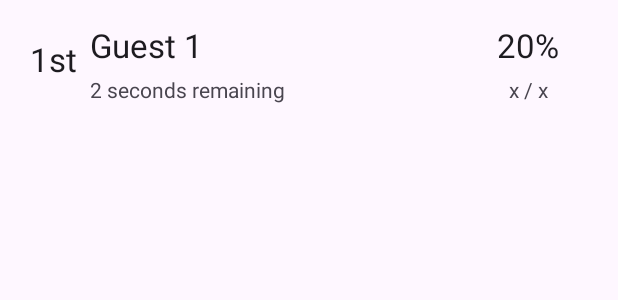
After one commit to muhammadasbirjcu/cp5307-edugames, an Android app: the layout score_list_item.xml on its own in the app's theme, with its tools: preview values and no code run, on a phone screen of 412 x 824 dp. The commit adds this screen. Shown: the top 300 px of the screen. Run offline under Robolectric (Android 15) with nearby library versions, the phone set to English and light mode, and no system bars.

Commit message:
Top Scores

```diff
--- /dev/null
+++ b/app/src/main/res/layout/score_list_item.xml
@@ -0,0 +1,63 @@
+<?xml version="1.0" encoding="utf-8"?>
+<androidx.constraintlayout.widget.ConstraintLayout xmlns:android="http://schemas.android.com/apk/res/android"
+    xmlns:app="http://schemas.android.com/apk/res-auto"
+    android:layout_width="match_parent"
+    android:paddingHorizontal="20dp"
+    android:paddingVertical="10dp"
+    android:layout_height="wrap_content">
+
+
+    <TextView
+        android:id="@+id/ranking_text"
+        android:layout_width="40dp"
+        android:layout_height="0dp"
+        android:gravity="center_vertical"
+        android:text="1st"
+        android:textAppearance="@style/TextAppearance.AppCompat.Large"
+        app:layout_constraintStart_toStartOf="parent"
+        app:layout_constraintTop_toTopOf="parent"
+        app:layout_constraintBottom_toBottomOf="parent"/>
+
+    <TextView
+        android:id="@+id/player_text"
+        android:layout_width="0dp"
+        android:layout_height="40dp"
+        android:gravity="center_vertical"
+        android:text="Guest 1"
+        android:textAppearance="@style/TextAppearance.AppCompat.Large"
+        app:layout_constraintEnd_toStartOf="@+id/score_pct_text"
+        app:layout_constraintStart_toEndOf="@+id/ranking_text"
+        app:layout_constraintTop_toTopOf="parent" />
+
+
+    <TextView
+        android:id="@+id/other_info_text"
+        android:layout_height="wrap_content"
+        android:layout_width="0dp"
+        android:text="2 seconds remaining"
+        app:layout_constraintEnd_toEndOf="@id/player_text"
+        app:layout_constraintStart_toStartOf="@id/player_text"
+        app:layout_constraintTop_toBottomOf="@id/player_text" />
+
+    <TextView
+        android:id="@+id/score_pct_text"
+        android:layout_width="80dp"
+        android:layout_height="0dp"
+        android:gravity="center"
+        android:text="20%"
+        android:textAppearance="@style/TextAppearance.AppCompat.Large"
+        app:layout_constraintEnd_toEndOf="parent"
+        app:layout_constraintTop_toTopOf="@+id/player_text"
+        app:layout_constraintBottom_toBottomOf="@+id/player_text" />
+
+    <TextView
+        android:id="@+id/score_details_text"
+        android:layout_height="wrap_content"
+        android:layout_width="0dp"
+        android:gravity="center"
+        android:text="x / x"
+        app:layout_constraintRight_toRightOf="@+id/score_pct_text"
+        app:layout_constraintLeft_toLeftOf="@+id/score_pct_text"
+        app:layout_constraintTop_toBottomOf="@+id/score_pct_text" />
+
+</androidx.constraintlayout.widget.ConstraintLayout>
```
Also changed, not shown: app/src/main/java/com/asbir/cp5307/edugames/activities/BaseActivity.java (+10 -6 lines), app/src/main/java/com/asbir/cp5307/edugames/activities/GameActivity.java (+11 -0 lines), app/src/main/java/com/asbir/cp5307/edugames/activities/LeaderboardActivity.java (+15 -1 lines), app/src/main/java/com/asbir/cp5307/edugames/adapters/ScoreListAdapter.java (added, +50 -0 lines), app/src/main/java/com/asbir/cp5307/edugames/database/DBHelper.java (added, +118 -0 lines), app/src/main/java/com/asbir/cp5307/edugames/models/Score.java (added, +92 -0 lines), app/src/main/res/layout/activity_leaderboard.xml (+17 -2 lines).
